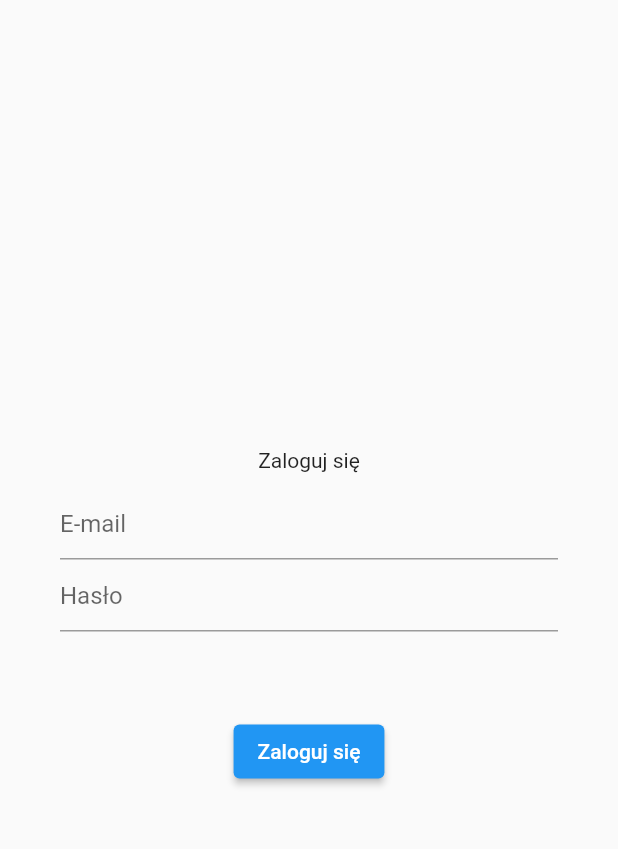
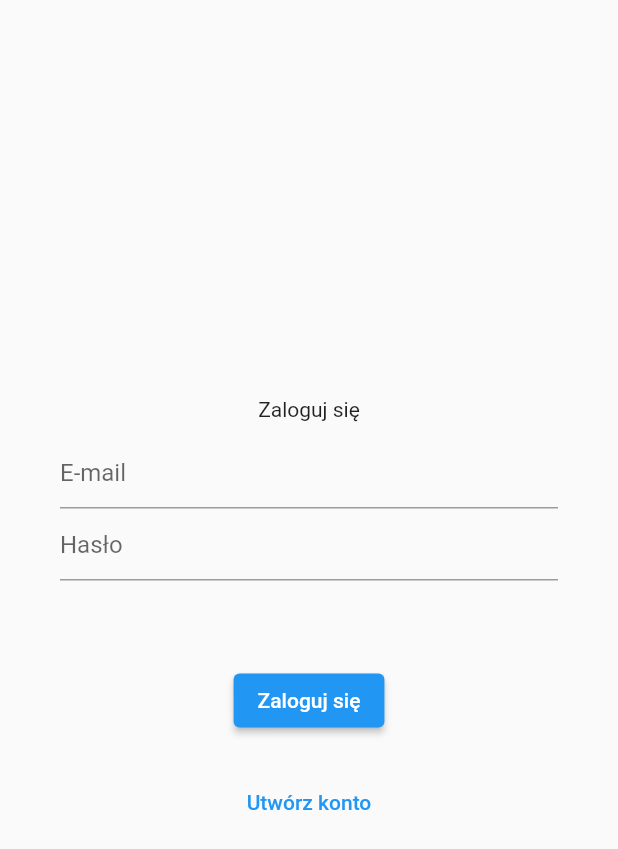
Before and after one commit to sebastiangirsza/my_gym_app, a Flutter app: the screen it shows after launch, on a phone screen of 412 x 824 dp. Shown: the top 849 px of the screen. Run offline on Flutter 3.47's test engine with Material 2 defaults, Android fonts, the phone set to English and light mode, and no system bars; our stand-ins replace firebase_auth, firebase_core; accounts and stored records are empty.

Commit message:
Add registration

```diff
--- a/lib/app/login/login_page.dart
+++ b/lib/app/login/login_page.dart
@@ -15,6 +15,7 @@
 
 class _LoginPageState extends State<LoginPage> {
   var errorMessage = '';
+  var isCreatingAccount = false;
 
   @override
   Widget build(BuildContext context) {
@@ -25,7 +26,9 @@
           child: Column(
             mainAxisAlignment: MainAxisAlignment.center,
             children: [
-              const Text('Zaloguj się'),
+              Text(isCreatingAccount == true
+                  ? 'Zarejestruj się'
+                  : 'Zaloguj się'),
               const SizedBox(height: 10),
               TextField(
                 controller: widget.emailController,
@@ -41,6 +44,19 @@
               const SizedBox(height: 20),
               ElevatedButton(
                 onPressed: () async {
+                  if (isCreatingAccount == true) {
+                    try {
+                      await FirebaseAuth.instance
+                          .createUserWithEmailAndPassword(
+                        email: widget.emailController.text,
+                        password: widget.passwordController.text,
+                      );
+                    } catch (error) {
+                      setState(() {
+                        errorMessage = error.toString();
+                      });
+                    }
+                  } else {
                     try {
                       await FirebaseAuth.instance.signInWithEmailAndPassword(
                         email: widget.emailController.text,
@@ -51,9 +67,33 @@
                         errorMessage = error.toString();
                       });
                     }
+                  }
                 },
-                child: const Text('Zaloguj się'),
+                child: Text(isCreatingAccount == true
+                    ? 'Zarejestruj się'
+                    : 'Zaloguj się'),
               ),
+              const SizedBox(height: 20),
+              if (isCreatingAccount == false) ...[
+                TextButton(
+                  onPressed: () {
+                    setState(() {
+                      isCreatingAccount = true;
+                    });
+                  },
+                  child: const Text('Utwórz konto'),
+                ),
+              ],
+              if (isCreatingAccount == true) ...[
+                TextButton(
+                  onPressed: () {
+                    setState(() {
+                      isCreatingAccount = false;
+                    });
+                  },
+                  child: const Text('Masz już konto?'),
+                ),
+              ],
             ],
           ),
         ),
```
Lines whose indentation alone changed are shown as unchanged.
